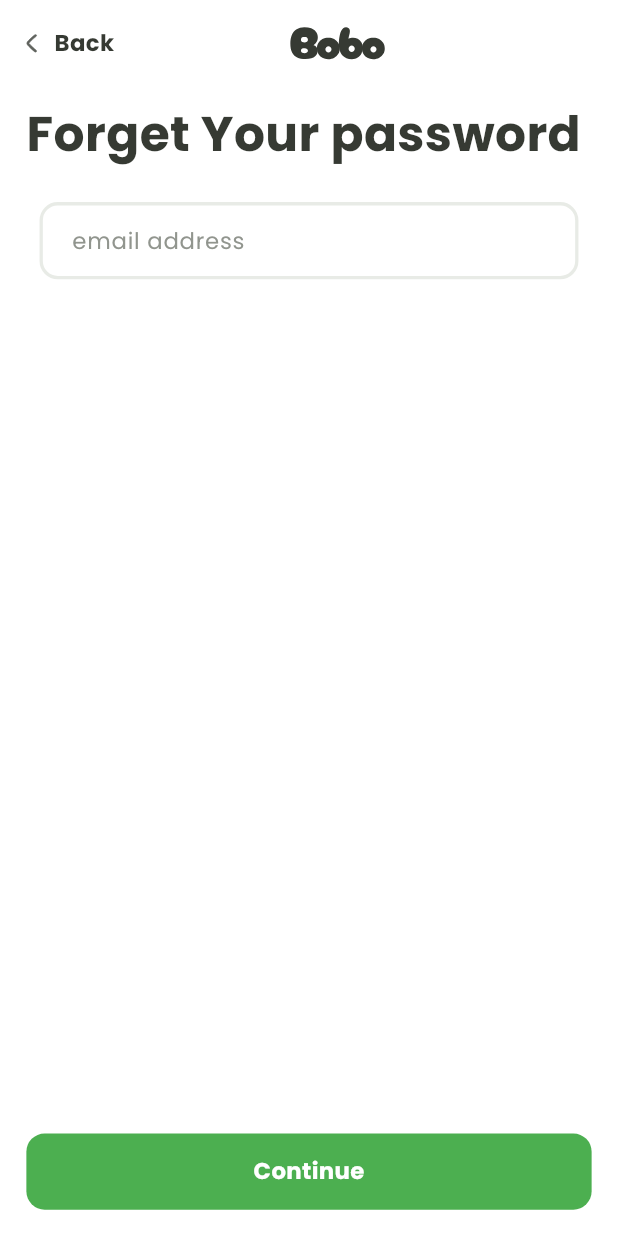
After one commit to kakamrulhasan/bobo_food, a Flutter app: the SignInScreen screen opened by its route, after a tap on "forgot password", on a phone screen of 412 x 824 dp. The commit adds this screen. Run offline on Flutter 3.47's test engine with Material 3 defaults, Android fonts, the phone set to English and light mode, and no system bars; our stand-ins replace flutter_riverpod, flutter_screenutil, flutter_svg, smooth_page_indicator.

Commit message:
feat: creating forget password using email

```diff
--- a/lib/core/route/route_config.dart
+++ b/lib/core/route/route_config.dart
@@ -15,6 +15,12 @@ class AppRouter {
         return MaterialPageRoute(builder: (context) => const SignUpScreen());
       case RouteName.forgetScreen:
         return MaterialPageRoute(builder: (context) => OnBoardingScreen());
+      case RouteName.forgetByEmailScr:
+        return MaterialPageRoute(builder: (context) => ForgetByEmail());
+      case RouteName.forgetPassByOtp:
+        return MaterialPageRoute(builder: (context) => ForgetOtpScreen());
+      case RouteName.newPassAddForgetScr:
+        return MaterialPageRoute(builder: (context) => CreateNewPassScreen());
 
       default:
         return MaterialPageRoute(
--- a/lib/core/route/route_import_path.dart
+++ b/lib/core/route/route_import_path.dart
@@ -1,3 +1,6 @@
+import 'package:bobo_food/presentation/auth/signIn/ForgetByEmail/view/forget_by_email.dart';
+import 'package:bobo_food/presentation/auth/signIn/ForgetOTP/view/forget_otp_screen.dart';
+import 'package:bobo_food/presentation/auth/signIn/newPassword/view/create_new_pass_screen.dart';
 import 'package:bobo_food/presentation/auth/signIn/view/sign_in_screen.dart';
 import 'package:bobo_food/presentation/auth/signup/view/sign_up_screen.dart';
 import 'package:bobo_food/presentation/home/view/home_screen.dart';
--- a/lib/core/route/route_name.dart
+++ b/lib/core/route/route_name.dart
@@ -5,4 +5,7 @@ class RouteName {
   static const String loginScreen = '/loginScreen';
   static const String signupScreen = '/signUpScreen';
   static const String forgetScreen = '/forgetScreen';
+  static const String forgetByEmailScr = '/forgetByEmailScreen';
+  static const String forgetPassByOtp = '/forgetPassByOtp';
+  static const String newPassAddForgetScr = '/newPassAddForgetScreen';
 }
--- /dev/null
+++ b/lib/presentation/auth/signIn/ForgetByEmail/view/forget_by_email.dart
@@ -0,0 +1,46 @@
+import 'package:bobo_food/core/constansts/color_manager.dart';
+import 'package:bobo_food/core/route/route_name.dart';
+import 'package:bobo_food/presentation/widgets/custom_button.dart';
+import 'package:bobo_food/presentation/widgets/custom_header.dart';
+import 'package:bobo_food/presentation/widgets/custom_text_field.dart';
+import 'package:bobo_food/presentation/widgets/custom_title.dart';
+import 'package:flutter/material.dart';
+import 'package:flutter_screenutil/flutter_screenutil.dart';
+
+class ForgetByEmail extends StatefulWidget {
+  const ForgetByEmail({super.key});
+
+  @override
+  State<ForgetByEmail> createState() => _ForgetByEmailState();
+}
+
+class _ForgetByEmailState extends State<ForgetByEmail> {
+  @override
+  Widget build(BuildContext context) {
+    return Scaffold(
+      backgroundColor: ColorManager.primary,
+      body: SafeArea(
+        child: Padding(
+          padding: EdgeInsets.all(16.0.w),
+          child: Column(
+            crossAxisAlignment: CrossAxisAlignment.start,
+            children: [
+              CustomHeader(),
+              SizedBox(height: 25.h),
+              CustomTitle(title: 'Forget Your password'),
+              SizedBox(height: 14.h),
+              CustomTextField(hintText: 'email address'),
+              Spacer(),
+              CustomButton(
+                text: 'Continue',
+                onPressed: () {
+                  Navigator.pushNamed(context, RouteName.forgetPassByOtp);
+                },
+              ),
+            ],
+          ),
+        ),
+      ),
+    );
+  }
+}
--- a/lib/presentation/auth/signIn/view/sign_in_screen.dart
+++ b/lib/presentation/auth/signIn/view/sign_in_screen.dart
@@ -1,8 +1,9 @@
 import 'package:bobo_food/core/constansts/color_manager.dart';
 import 'package:bobo_food/core/constansts/style_manager.dart';
+import 'package:bobo_food/core/route/route_name.dart';
 import 'package:bobo_food/presentation/widgets/custom_button.dart';
-import 'package:bobo_food/presentation/widgets/custom_header.dart';
 import 'package:bobo_food/presentation/widgets/custom_text_field.dart';
+import 'package:bobo_food/presentation/widgets/custom_title.dart';
 import 'package:flutter/material.dart';
 import 'package:flutter_screenutil/flutter_screenutil.dart';
 import 'package:flutter_svg/svg.dart';
@@ -36,25 +37,23 @@ class _SignInScreenState extends State<SignInScreen> {
                   ),
                 ),
                 SizedBox(height: 25.h),
-                Text(
-                  'Log in to your account',
-                  style: getBoldStyle24(
-                    color: ColorManager.typography500,
-                    fontSize: 32.sp,
-                    fontWeight: FontWeight.w700,
-                  ),
-                ),
+                CustomTitle(title: 'Log in to your account'),
                 SizedBox(height: 14.h),
                 CustomTextField(hintText: 'email address'),
                 SizedBox(height: 5.h),
                 CustomTextField(hintText: 'password', isPassword: true),
                 SizedBox(height: 10.h),
                 Center(
-                  child: Text(
-                    'forgot password',
-                    style: getBoldStyle24(
-                      color: ColorManager.primary700,
-                      fontSize: 15.sp,
+                  child: InkWell(
+                    onTap: () {
+                      Navigator.pushNamed(context, RouteName.forgetByEmailScr);
+                    },
+                    child: Text(
+                      'forgot password',
+                      style: getBoldStyle24(
+                        color: ColorManager.primary700,
+                        fontSize: 15.sp,
+                      ),
                     ),
                   ),
                 ),
--- /dev/null
+++ b/lib/presentation/widgets/custom_title.dart
@@ -0,0 +1,35 @@
+import 'package:flutter/material.dart';
+import 'package:flutter_screenutil/flutter_screenutil.dart';
+
+import '../../core/constansts/color_manager.dart';
+import '../../core/constansts/style_manager.dart';
+
+class CustomTitle extends StatelessWidget {
+  final String title;
+  final String? subtitle;
+  final double? fontSize;
+  final FontWeight? fontWeight;
+  final Color? color;
+
+  const CustomTitle({
+    super.key,
+    required this.title,
+    this.subtitle,
+    this.fontSize,
+    this.fontWeight,
+    this.color,
+  });
+
+  @override
+  Widget build(BuildContext context) {
+    return Text(
+      title,
+      style: getBoldStyle24(
+        color: color ?? ColorManager.typography500,
+        fontSize: fontSize ?? 32.sp,
+
+        fontWeight: fontWeight ?? FontWeight.w700,
+      ),
+    );
+  }
+}
```
Also changed, not shown: lib/presentation/auth/signIn/ForgetOTP/view/forget_otp_screen.dart (added, +15 -0 lines), lib/presentation/auth/signIn/newPassword/view/create_new_pass_screen.dart (added, +15 -0 lines).
